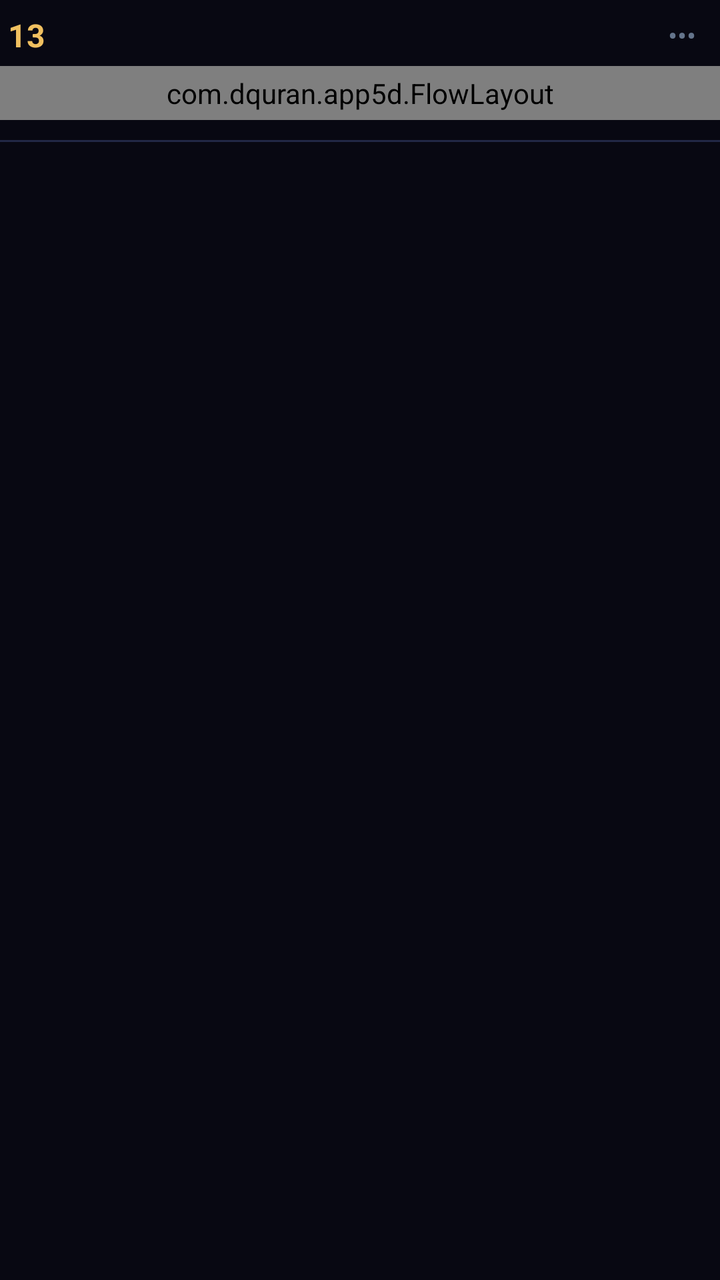
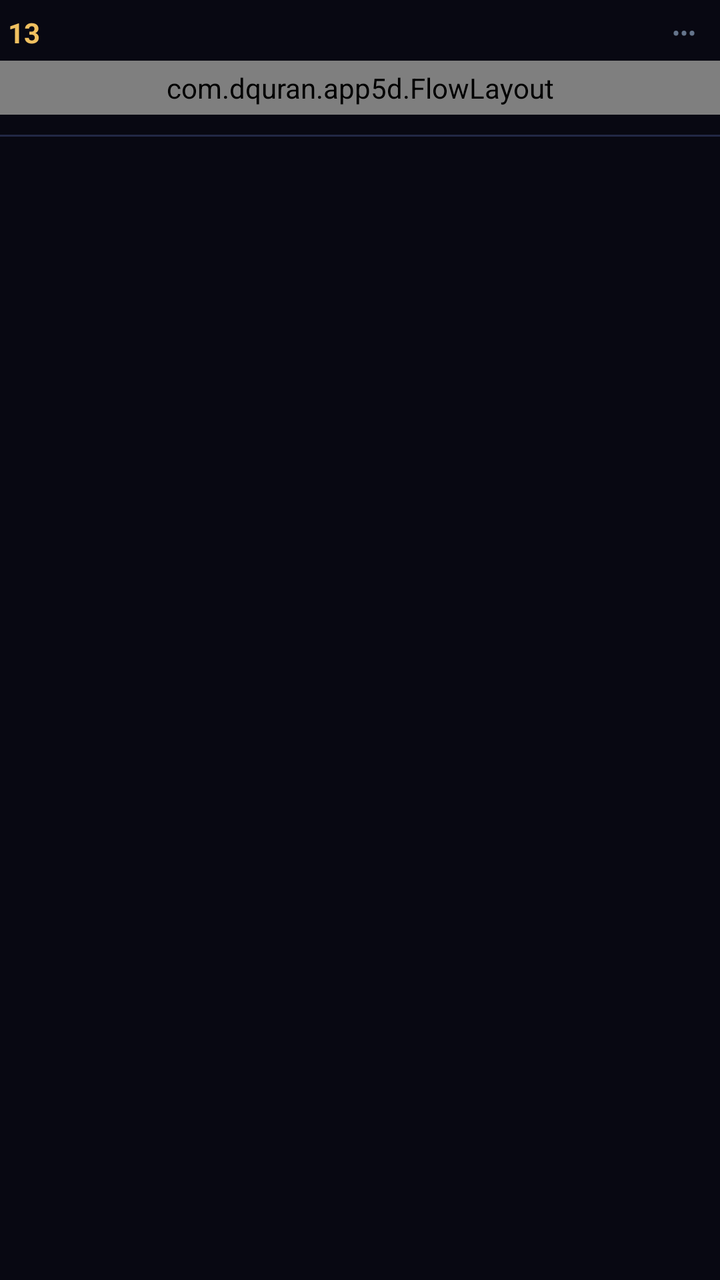

The first picture is an Android layout as it rendered before a commit; the second is the same layout after the commit. The layout source and the unified diff follow.
<!-- AndroidManifest.xml: application theme AppTheme -->
<!-- res/layout/item_mushaf_wbw_ayah.xml -->
<?xml version="1.0" encoding="utf-8"?>
<LinearLayout xmlns:android="http://schemas.android.com/apk/res/android"
    android:layout_width="match_parent"
    android:layout_height="wrap_content"
    android:orientation="vertical"
    android:paddingVertical="6dp">

    
    <LinearLayout
        android:layout_width="match_parent"
        android:layout_height="wrap_content"
        android:orientation="horizontal"
        android:gravity="center_vertical"
        android:paddingHorizontal="4dp"
        android:paddingBottom="4dp">

        
        <TextView
            android:id="@+id/tv_mushaf_wbw_num"
            android:layout_width="wrap_content"
            android:layout_height="wrap_content"
            android:text="13"
            android:textColor="@color/gold_primary"
            android:textSize="16sp"
            android:textStyle="bold" />

        <View
            android:layout_width="0dp"
            android:layout_height="1dp"
            android:layout_weight="1" />

        
        <TextView
            android:id="@+id/tv_mushaf_wbw_more"
            android:layout_width="wrap_content"
            android:layout_height="wrap_content"
            android:text="•••"
            android:textColor="@color/text_muted"
            android:textSize="14sp"
            android:paddingHorizontal="8dp"
            android:paddingVertical="2dp" />
    </LinearLayout>

    
    <com.dquran.app5d.FlowLayout
        android:id="@+id/flow_mushaf_wbw_words"
        android:layout_width="match_parent"
        android:layout_height="wrap_content"
        android:layoutDirection="rtl"
        android:paddingVertical="4dp" />

    
    <View
        android:layout_width="match_parent"
        android:layout_height="1dp"
        android:background="#222845"
        android:layout_marginTop="10dp"
        android:layout_marginBottom="4dp" />

</LinearLayout>
<!-- resources referenced by this layout -->
<resources>
  <color name="gold_primary">#F0C060</color>
  <color name="text_muted">#64748B</color>
  <style name="AppTheme" parent="Theme.MaterialComponents.DayNight.NoActionBar">
          <item name="colorPrimary">@color/gold_primary</item>
          <item name="colorPrimaryDark">@color/bg_main</item>
          <item name="colorAccent">@color/gold_primary</item>
          <item name="android:windowBackground">@color/bg_main</item>
          <item name="android:statusBarColor">@color/bg_main</item>
          <item name="android:navigationBarColor">@color/bg_main</item>
      </style>
  <color name="bg_main">#080812</color>
</resources>

<!-- the commit's change to res/layout/item_mushaf_wbw_ayah.xml (unified diff, before → after) -->
@@ -21,7 +21,7 @@
             android:layout_height="wrap_content"
             android:text="13"
             android:textColor="@color/gold_primary"
-            android:textSize="16sp"
+            android:textSize="14sp"
             android:textStyle="bold" />
 
         <View
@@ -36,7 +36,7 @@
             android:layout_height="wrap_content"
             android:text="•••"
             android:textColor="@color/text_muted"
-            android:textSize="14sp"
+            android:textSize="12sp"
             android:paddingHorizontal="8dp"
             android:paddingVertical="2dp" />
     </LinearLayout>
